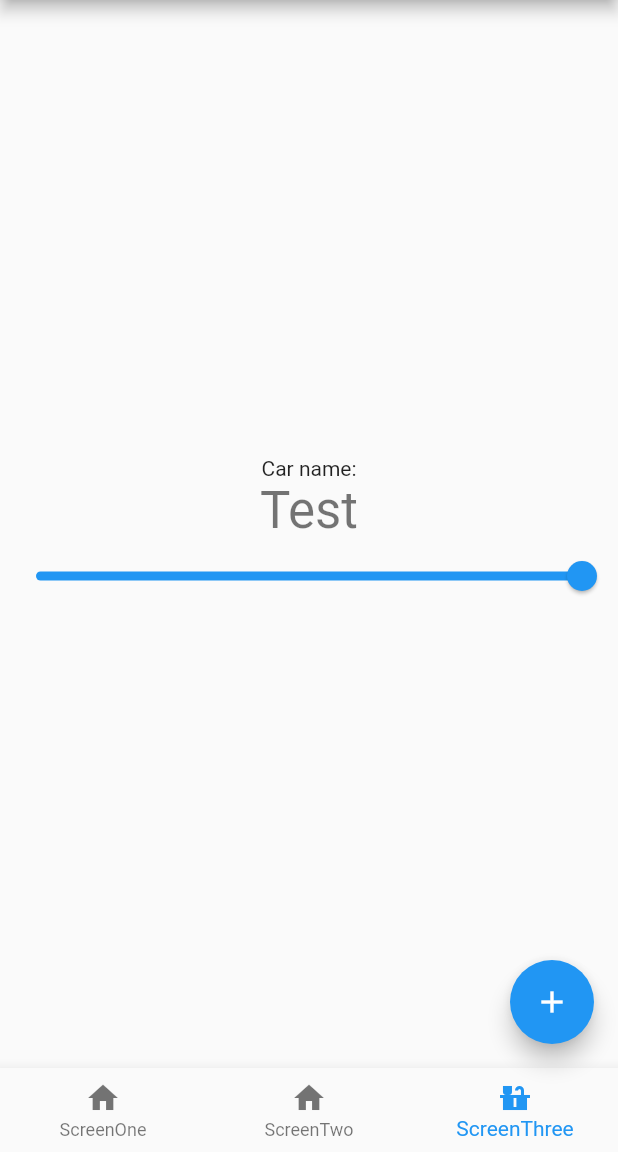
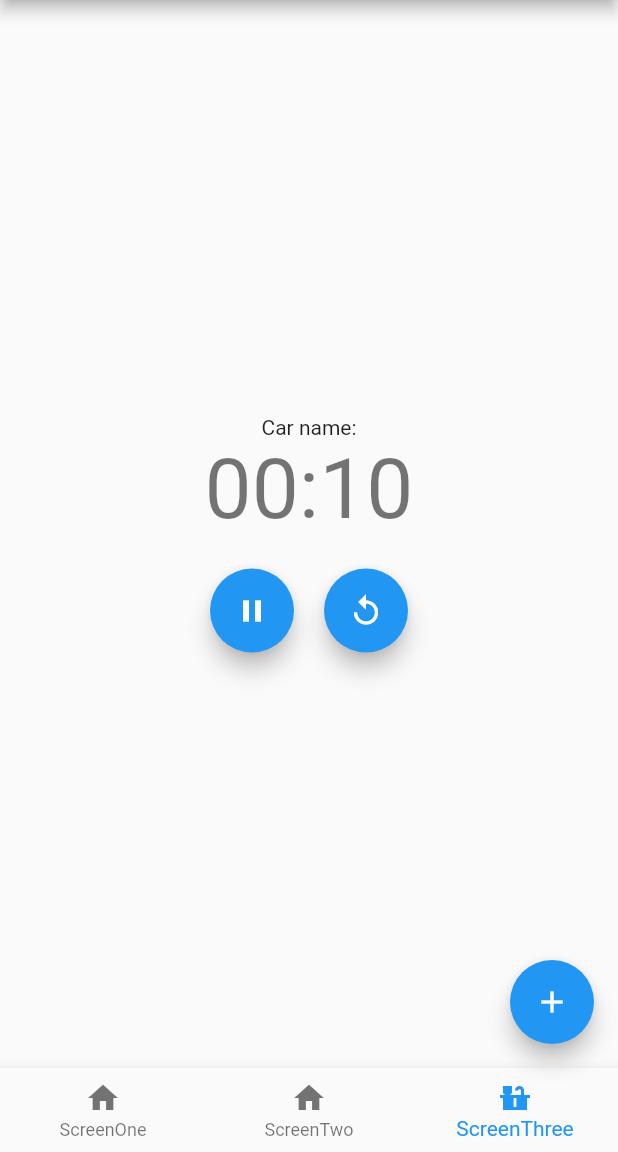
Before and after one commit to Noamagnus/riverpod_lesson_1, a Flutter app: the screen it shows after launch, item 3 of the bottom bar chosen, on a phone screen of 412 x 824 dp, the part 84-1236 px from its top. Run offline on Flutter 3.47's test engine with Material 2 defaults, Android fonts, the phone set to English and light mode, and no system bars; our stand-ins replace flutter_riverpod.

Commit message:
added button widgets

```diff
--- a/lib/screens/third_page.dart
+++ b/lib/screens/third_page.dart
@@ -1,6 +1,8 @@
 import 'package:flutter/material.dart';
 import 'package:flutter_riverpod/flutter_riverpod.dart';
 import 'package:my_first_riverpod/providers/providers.dart';
+import 'package:my_first_riverpod/widgets/buttons_container.dart';
+import 'package:my_first_riverpod/widgets/timer_text_widget.dart';
 
 class ThirdScreen extends ConsumerWidget {
   const ThirdScreen({Key? key}) : super(key: key);
@@ -18,25 +20,10 @@ class ThirdScreen extends ConsumerWidget {
           Consumer(
             builder: (BuildContext context, WidgetRef ref, Widget? child) {
               return Column(
-                children: [
-                  Text(
-                    car.name.toString(),
-                    style: Theme.of(context).textTheme.headline4,
-                  ),
-                  // Text(
-                  //   car.speed.toString(),
-                  //   style: Theme.of(context).textTheme.headline4,
-                  // ),
-                  // Text(
-                  //   car.doors.toString(),
-                  //   style: Theme.of(context).textTheme.headline4,
-                  // ),
-                  Slider(
-                    onChanged: (value) {
-                      ref.read(carProvider.notifier).doors(value);
-                    },
-                    value: car.doors!.toDouble(),
-                  ),
+                children: const [
+                  TimerTextWidget(),
+                  SizedBox(height: 20),
+                  ButtonsContainer(),
                 ],
               );
             },
--- /dev/null
+++ b/lib/widgets/buttons_container.dart
@@ -0,0 +1,49 @@
+import 'package:flutter/material.dart';
+
+class ButtonsContainer extends StatelessWidget {
+  const ButtonsContainer({Key? key}) : super(key: key);
+  @override
+  Widget build(BuildContext context) {
+    return Row(
+      mainAxisAlignment: MainAxisAlignment.center,
+      children: [
+        PauseButton(),
+        SizedBox(width: 20),
+        ResetButton(),
+      ],
+    );
+  }
+}
+
+class StartButton extends StatelessWidget {
+  const StartButton({Key? key}) : super(key: key);
+  @override
+  Widget build(BuildContext context) {
+    return FloatingActionButton(
+      onPressed: () {},
+      child: Icon(Icons.play_arrow),
+    );
+  }
+}
+
+class PauseButton extends StatelessWidget {
+  const PauseButton({Key? key}) : super(key: key);
+  @override
+  Widget build(BuildContext context) {
+    return FloatingActionButton(
+      onPressed: () {},
+      child: Icon(Icons.pause),
+    );
+  }
+}
+
+class ResetButton extends StatelessWidget {
+  const ResetButton({Key? key}) : super(key: key);
+  @override
+  Widget build(BuildContext context) {
+    return FloatingActionButton(
+      onPressed: () {},
+      child: Icon(Icons.replay),
+    );
+  }
+}
--- /dev/null
+++ b/lib/widgets/timer_text_widget.dart
@@ -0,0 +1,12 @@
+import 'package:flutter/material.dart';
+
+class TimerTextWidget extends StatelessWidget {
+  const TimerTextWidget({Key? key}) : super(key: key);
+  @override
+  Widget build(BuildContext context) {
+    return Text(
+      '00:10',
+      style: Theme.of(context).textTheme.headline2,
+    );
+  }
+}
```
Also changed, not shown: pubspec.yaml (+3 -34 lines), pubspec.lock.
